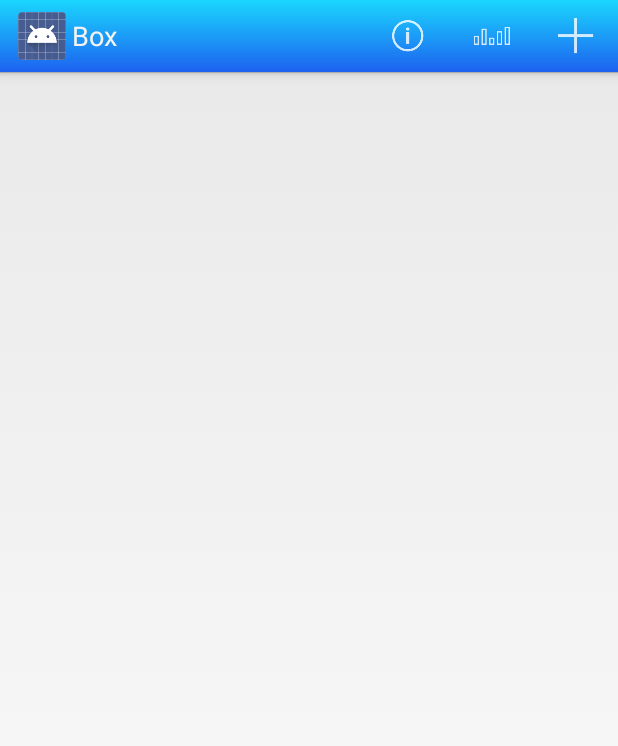
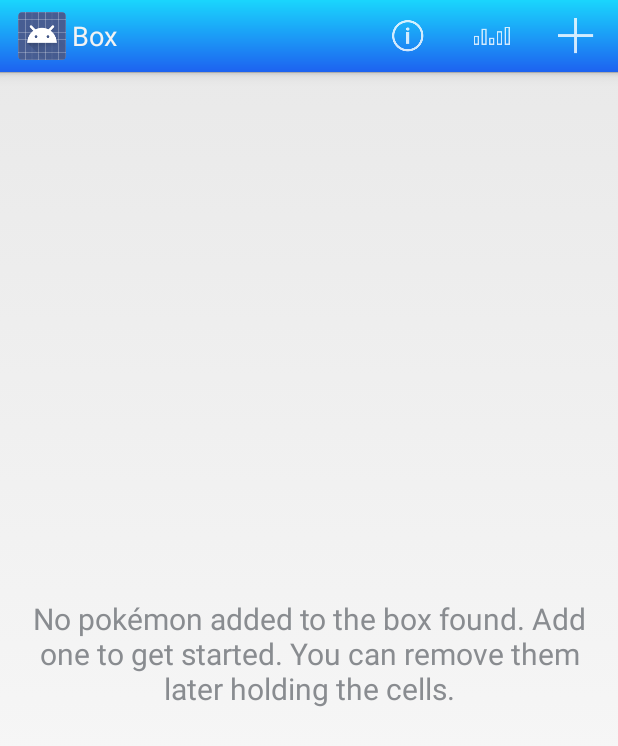
Before and after one commit to Ruenzuo/Pokeffective-Android, an Android app: the screen it shows after launch (BoxActivity), on a phone screen of 412 x 824 dp. Shown: the top 746 px of the screen. Run offline under Robolectric (Android 15) with nearby library versions, the phone set to English and light mode, and no system bars; libraries missing offline, so code that uses them is left out: com.nhaarman.listviewanimations, com.telly.groundy; 4 statements that could not run were skipped.

```diff
--- a/Pokeffective/src/main/java/com/ruenzuo/pokeffective/activities/BoxActivity.java
+++ b/Pokeffective/src/main/java/com/ruenzuo/pokeffective/activities/BoxActivity.java
@@ -3,11 +3,14 @@ package com.ruenzuo.pokeffective.activities;
 import android.app.Activity;
 import android.content.Intent;
 import android.os.Bundle;
+import android.view.Gravity;
 import android.view.Menu;
 import android.view.MenuItem;
 import android.view.View;
 import android.widget.AdapterView;
 import android.widget.GridView;
+import android.widget.LinearLayout;
+import android.widget.TextView;
 import android.widget.Toast;
 
 import com.nhaarman.listviewanimations.swinginadapters.prepared.SwingBottomInAnimationAdapter;
@@ -40,6 +43,7 @@ public class BoxActivity extends Activity implements OnConfirmListener {
         setContentView(R.layout.box_activity);
         getActionBar().setTitle("Box");
         gridView = (GridView) findViewById(R.id.gridView);
+        gridView.setEmptyView(findViewById(R.id.txtViewNoBox));
         BoxAdapter adapter = new BoxAdapter(this, R.layout.member_item, new ArrayList<Pokemon>());
         SwingBottomInAnimationAdapter swingRightInAnimationAdapter = new SwingBottomInAnimationAdapter(adapter);
         swingRightInAnimationAdapter.setAbsListView(gridView);
--- a/Pokeffective/src/main/java/com/ruenzuo/pokeffective/fragments/PokemonListFragment.java
+++ b/Pokeffective/src/main/java/com/ruenzuo/pokeffective/fragments/PokemonListFragment.java
@@ -58,6 +58,7 @@ public class PokemonListFragment extends ListFragment implements OnPokemonListSe
         swingRightInAnimationAdapter.setAbsListView(getListView());
         setListAdapter(swingRightInAnimationAdapter);
         startPokemonTask(PokedexType.NATIONAL, PokemonType.NONE);
+        getListView().setEmptyView(getActivity().findViewById(R.id.txtViewNoPokemonResults));
     }
 
     @Override
--- a/Pokeffective/src/main/res/layout/box_activity.xml
+++ b/Pokeffective/src/main/res/layout/box_activity.xml
@@ -16,4 +16,13 @@
         android:horizontalSpacing="16dp"
         android:stretchMode="columnWidth"
         android:gravity="center"/>
+    <TextView
+        android:id="@+id/txtViewNoBox"
+        android:layout_width="match_parent"
+        android:layout_height="match_parent"
+        android:textColor="@color/light_gray"
+        android:textSize="20sp"
+        android:gravity="center"
+        android:visibility="gone"
+        android:text="No pokémon added to the box found. Add one to get started. You can remove them later holding the cells."/>
 </LinearLayout>
--- /dev/null
+++ b/Pokeffective/src/main/res/values/colors.xml
@@ -0,0 +1,4 @@
+<?xml version="1.0" encoding="utf-8"?>
+<resources>
+    <color name="light_gray">#898C90</color>
+</resources>
```
Also changed, not shown: Pokeffective/src/main/res/layout/pokemon_list_fragment.xml (+9 -0 lines).
